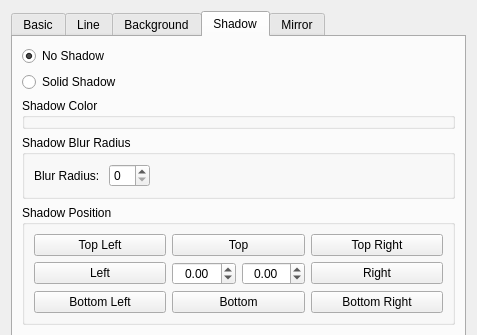
First picture: the form in src/items/GenericItemConfig.ui, repository google-code-export/dviz, before the edit; both pictures show x 0 to 477 and y 0 to 335 of the 477 by 494 pixel window.
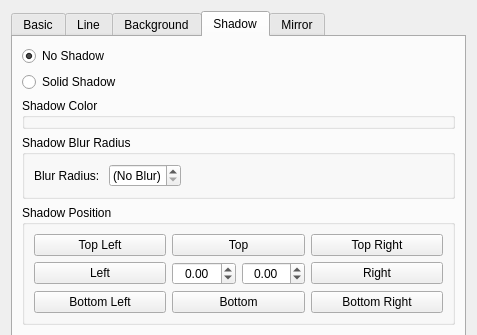
Second picture: the form after the edit. Icons and pictures are not drawn.

Patch:
```diff
--- a/src/items/GenericItemConfig.ui
+++ b/src/items/GenericItemConfig.ui
@@ -633,7 +633,14 @@
            </widget>
           </item>
           <item>
-           <widget class="QSpinBox" name="blurBox"/>
+           <widget class="QSpinBox" name="blurBox">
+            <property name="specialValueText">
+             <string>(No Blur)</string>
+            </property>
+            <property name="maximum">
+             <number>16</number>
+            </property>
+           </widget>
           </item>
           <item>
            <spacer name="horizontalSpacer">
```
